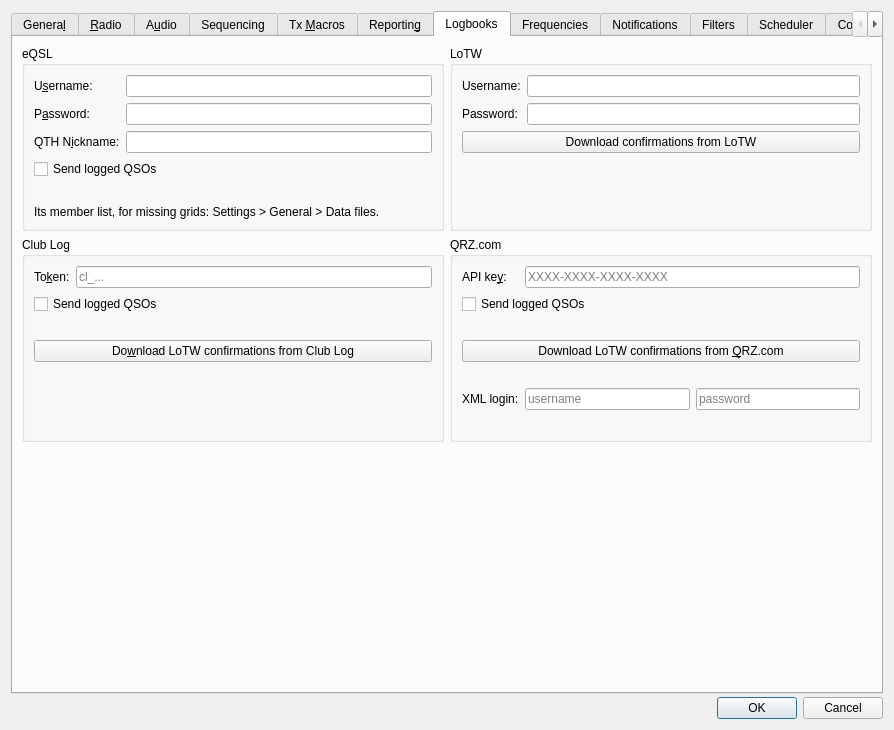
Before: the Qt Designer form Configuration.ui in ce3tsk/jtdx_contest, drawn with Qt 5.
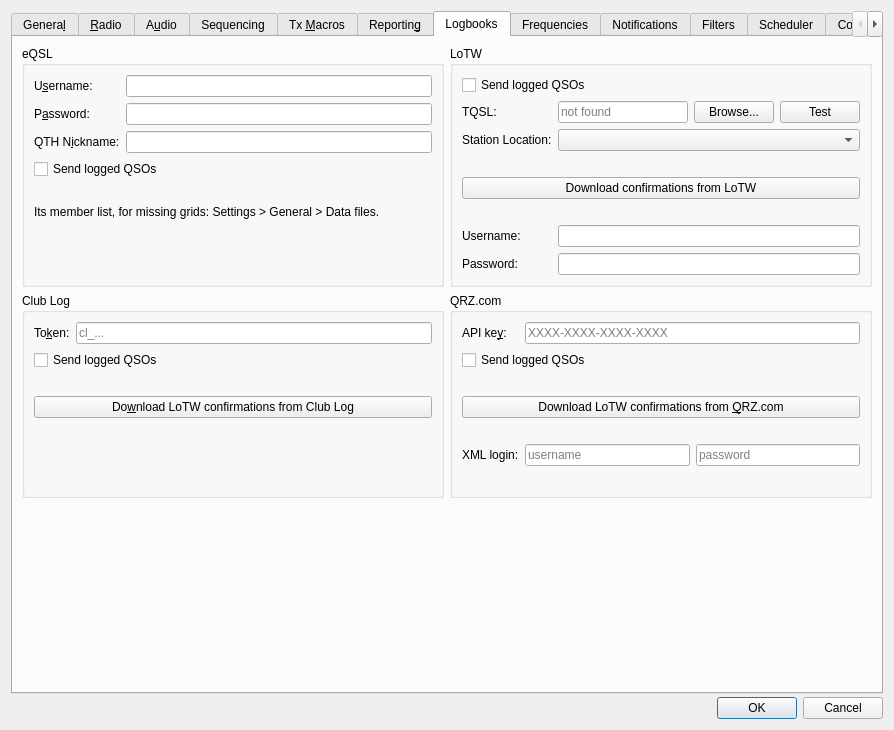
After: the same form once the commit is applied. The open tabs and pages were chosen to show the change.

Diff of the .ui file:
```diff
--- a/Configuration.ui
+++ b/Configuration.ui
@@ -3370,7 +3370,164 @@
           <string notr="true">LoTW</string>
          </property>
          <layout class="QGridLayout" name="lotwqsl_grid_layout">
-          <item row="0" column="0">
+          <item row="0" column="0" colspan="2">
+           <widget class="QCheckBox" name="lotw_upload_check_box">
+            <property name="toolTip">
+             <string>Each QSO you log is signed by TQSL with your callsign certificate and uploaded to LoTW at once - in a contest too. A QSO that cannot be sent now (no connection, LoTW busy) is kept and sent later. If your certificate has a password, TQSL asks for it in its own window: this program never asks for it or keeps it.
+Only QSOs logged from now on: sign older ones in TQSL with its Sign a log.</string>
+            </property>
+            <property name="text">
+             <string>Send logged QSOs</string>
+            </property>
+           </widget>
+          </item>
+          <item row="1" column="0">
+           <widget class="QLabel" name="tqsl_label">
+            <property name="toolTip">
+             <string>The TQSL program that signs the QSOs: found by itself where TQSL is installed, or the one chosen with Browse.</string>
+            </property>
+            <property name="text">
+             <string>TQSL:</string>
+            </property>
+            <property name="buddy">
+             <cstring>tqsl_path_edit</cstring>
+            </property>
+           </widget>
+          </item>
+          <item row="1" column="1">
+           <layout class="QHBoxLayout" name="tqsl_path_row">
+            <item>
+             <widget class="QLineEdit" name="tqsl_path_edit">
+            <property name="toolTip">
+             <string>The TQSL program that signs the QSOs: found by itself where TQSL is installed, or the one chosen with Browse.</string>
+            </property>
+            <property name="readOnly">
+             <bool>true</bool>
+            </property>
+            <property name="placeholderText">
+             <string>not found</string>
+            </property>
+             </widget>
+            </item>
+            <item>
+             <widget class="QPushButton" name="tqsl_browse_push_button">
+            <property name="toolTip">
+             <string>Choose the TQSL program yourself when it was not found, or to use another one.</string>
+            </property>
+            <property name="text">
+             <string>Browse...</string>
+            </property>
+             </widget>
+            </item>
+            <item>
+             <widget class="QPushButton" name="tqsl_test_push_button">
+            <property name="toolTip">
+             <string>Runs TQSL to show its version: that it is found and starts. It signs and sends nothing.</string>
+            </property>
+            <property name="text">
+             <string>Test</string>
+            </property>
+             </widget>
+            </item>
+           </layout>
+          </item>
+          <item row="2" column="0">
+           <widget class="QLabel" name="tqsl_station_label">
+            <property name="toolTip">
+             <string>The TQSL Station Location the QSOs are signed with - its call is the certificate's. The list is TQSL's own: add or change one in TQSL's Station Location menu.</string>
+            </property>
+            <property name="text">
+             <string>Station Location:</string>
+            </property>
+            <property name="buddy">
+             <cstring>tqsl_station_combo_box</cstring>
+            </property>
+           </widget>
+          </item>
+          <item row="2" column="1">
+           <widget class="QComboBox" name="tqsl_station_combo_box">
+            <property name="toolTip">
+             <string>The TQSL Station Location the QSOs are signed with - its call is the certificate's. The list is TQSL's own: add or change one in TQSL's Station Location menu.</string>
+            </property>
+           </widget>
+          </item>
+          <item row="3" column="0" colspan="2">
+           <layout class="QHBoxLayout" name="lotw_upload_lamp_row">
+            <item alignment="Qt::AlignTop">
+             <widget class="QLabel" name="lotw_upload_lamp">
+              <property name="minimumSize">
+               <size>
+                <width>12</width>
+                <height>12</height>
+               </size>
+              </property>
+              <property name="maximumSize">
+               <size>
+                <width>12</width>
+                <height>12</height>
+               </size>
+              </property>
+              <property name="text">
+               <string notr="true"/>
+              </property>
+             </widget>
+            </item>
+            <item>
+             <widget class="QLabel" name="lotw_upload_status_label">
+              <property name="text">
+               <string notr="true"/>
+              </property>
+              <property name="wordWrap">
+               <bool>true</bool>
+              </property>
+             </widget>
+            </item>
+           </layout>
+          </item>
+          <item row="4" column="0" colspan="2">
+           <widget class="QPushButton" name="lotwqsl_download_push_button">
+            <property name="toolTip">
+             <string>Download your confirmations from LoTW itself now; the program also does it three minutes after the start and every 12 hours while a username and password are saved. Only the QSLs for My Call. The first download fetches all of them, later ones only what came since - a whole report again once a month. LoTW does not say when a password is wrong: after a failure the next try waits 6 hours.</string>
+            </property>
+            <property name="text">
+             <string>Download confirmations from LoTW</string>
+            </property>
+           </widget>
+          </item>
+          <item row="5" column="0" colspan="2">
+           <layout class="QHBoxLayout" name="lotwqsl_download_lamp_row">
+            <item alignment="Qt::AlignTop">
+             <widget class="QLabel" name="lotwqsl_download_lamp">
+              <property name="minimumSize">
+               <size>
+                <width>12</width>
+                <height>12</height>
+               </size>
+              </property>
+              <property name="maximumSize">
+               <size>
+                <width>12</width>
+                <height>12</height>
+               </size>
+              </property>
+              <property name="text">
+               <string notr="true"/>
+              </property>
+             </widget>
+            </item>
+            <item>
+             <widget class="QLabel" name="lotwqsl_status_label">
+              <property name="text">
+               <string notr="true"/>
+              </property>
+              <property name="wordWrap">
+               <bool>true</bool>
+              </property>
+             </widget>
+            </item>
+           </layout>
+          </item>
+          <item row="6" column="0">
            <widget class="QLabel" name="lotwqsl_user_label">
             <property name="toolTip">
              <string>Your username at LoTW's website (lotw.arrl.org) - usually your call sign, but not always.</string>
@@ -3383,14 +3540,14 @@
             </property>
            </widget>
           </item>
-          <item row="0" column="1">
+          <item row="6" column="1">
            <widget class="QLineEdit" name="lotwqsl_user_edit">
             <property name="toolTip">
              <string>Your username at LoTW's website (lotw.arrl.org) - usually your call sign, but not always.</string>
             </property>
            </widget>
           </item>
-          <item row="1" column="0">
+          <item row="7" column="0">
            <widget class="QLabel" name="lotwqsl_password_label">
             <property name="toolTip">
              <string>Your password at LoTW's website. It is kept in a file of its own beside the settings file, readable by you alone, and sent only to lotw.arrl.org.</string>
@@ -3403,7 +3560,7 @@
             </property>
            </widget>
           </item>
-          <item row="1" column="1">
+          <item row="7" column="1">
            <widget class="QLineEdit" name="lotwqsl_password_edit">
             <property name="toolTip">
              <string>Your password at LoTW's website. It is kept in a file of its own beside the settings file, readable by you alone, and sent only to lotw.arrl.org.</string>
@@ -3413,50 +3570,7 @@
             </property>
            </widget>
           </item>
-          <item row="2" column="0" colspan="2">
-           <widget class="QPushButton" name="lotwqsl_download_push_button">
-            <property name="toolTip">
-             <string>Download your confirmations from LoTW itself now; the program also does it three minutes after the start and every 12 hours while a username and password are saved. Only the QSLs for My Call. The first download fetches all of them, later ones only what came since - a whole report again once a month. LoTW does not say when a password is wrong: after a failure the next try waits 6 hours.</string>
-            </property>
-            <property name="text">
-             <string>Download confirmations from LoTW</string>
-            </property>
-           </widget>
-          </item>
-          <item row="3" column="0" colspan="2">
-           <layout class="QHBoxLayout" name="lotwqsl_download_lamp_row">
-            <item alignment="Qt::AlignTop">
-             <widget class="QLabel" name="lotwqsl_download_lamp">
-              <property name="minimumSize">
-               <size>
-                <width>12</width>
-                <height>12</height>
-               </size>
-              </property>
-              <property name="maximumSize">
-               <size>
-                <width>12</width>
-                <height>12</height>
-               </size>
-              </property>
-              <property name="text">
-               <string notr="true"/>
-              </property>
-             </widget>
-            </item>
-            <item>
-             <widget class="QLabel" name="lotwqsl_status_label">
-              <property name="text">
-               <string notr="true"/>
-              </property>
-              <property name="wordWrap">
-               <bool>true</bool>
-              </property>
-             </widget>
-            </item>
-           </layout>
-          </item>
-          <item row="4" column="0" colspan="2">
+          <item row="8" column="0" colspan="2">
            <spacer name="lotwqsl_spacer">
             <property name="orientation">
              <enum>Qt::Vertical</enum>
```
